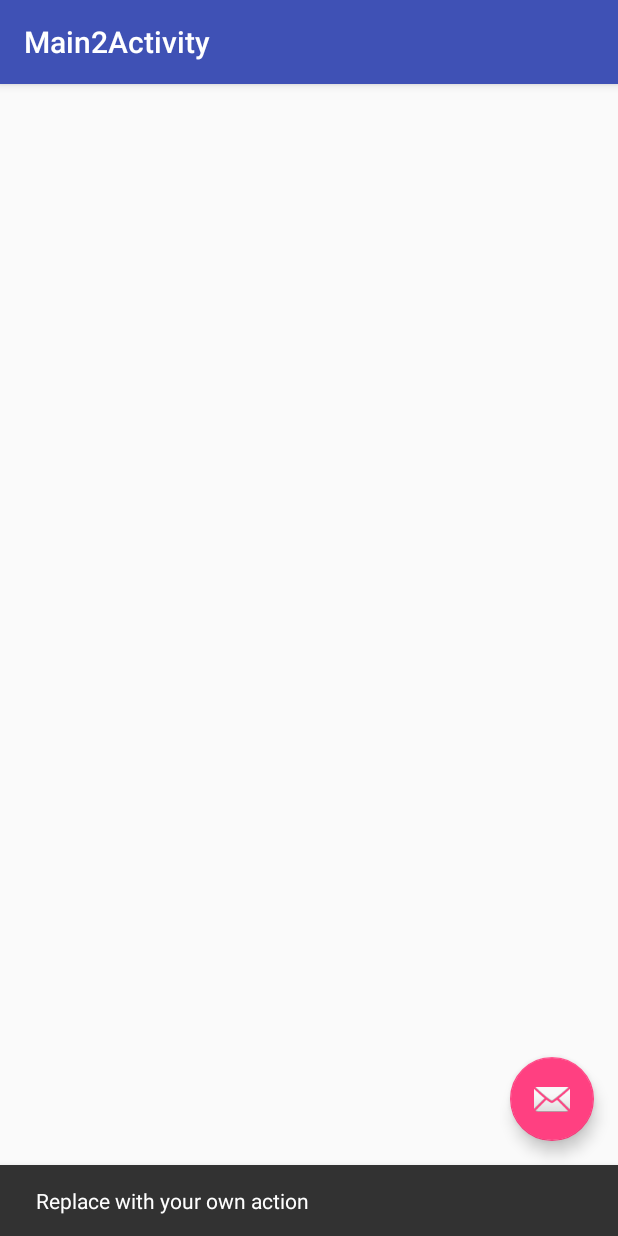
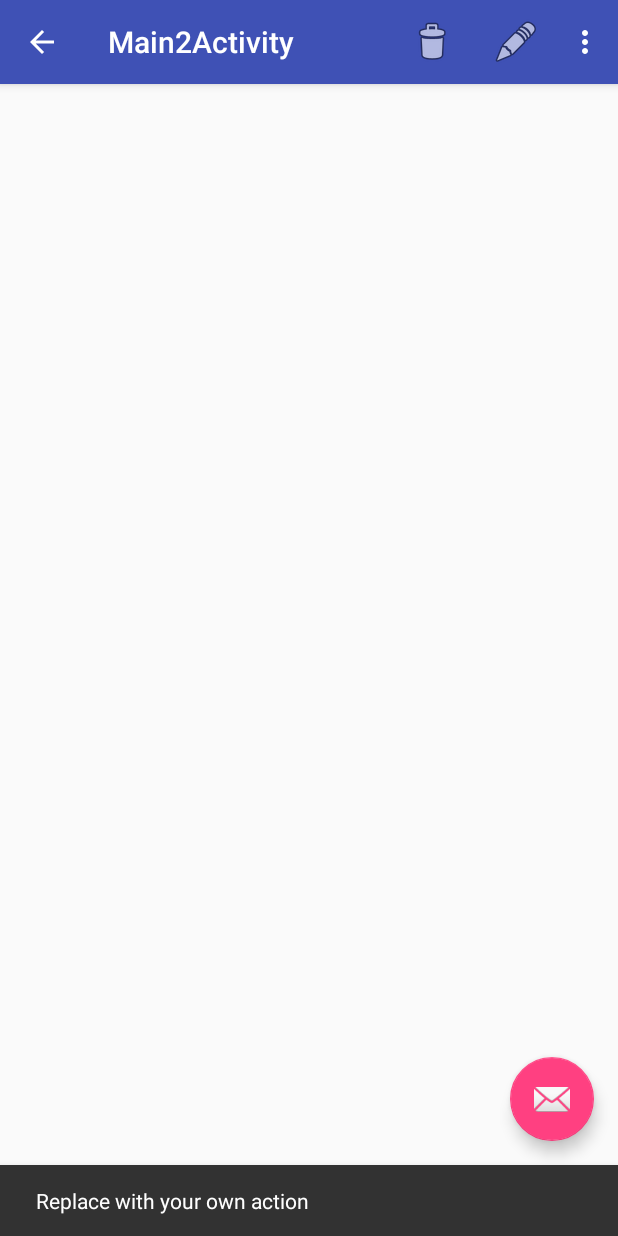
Before and after one commit to manuel60altamirano/proyectoAbecedario, an Android app: the Main2Activity screen opened directly, with no data from a screen before it, after a tap on an icon or button, on a phone screen of 412 x 824 dp. Run offline under Robolectric (Android 15) with nearby library versions, the phone set to English and light mode, and no system bars.

Commit message:
Menu-toolbar

```diff
--- a/app/src/main/java/com/mensajeaveloz/androidgit/Main2Activity.java
+++ b/app/src/main/java/com/mensajeaveloz/androidgit/Main2Activity.java
@@ -5,16 +5,20 @@ import android.support.design.widget.FloatingActionButton;
 import android.support.design.widget.Snackbar;
 import android.support.v7.app.AppCompatActivity;
 import android.support.v7.widget.Toolbar;
+import android.view.MenuItem;
 import android.view.View;
+import android.view.Menu;
+import android.widget.Toast;
 
 public class Main2Activity extends AppCompatActivity {
-
+    private Toolbar toolbar;
     @Override
     protected void onCreate(Bundle savedInstanceState) {
         super.onCreate(savedInstanceState);
         setContentView(R.layout.activity_main2);
-        Toolbar toolbar = findViewById(R.id.toolbar);
+        toolbar = (Toolbar) findViewById(R.id.toolbar);
         setSupportActionBar(toolbar);
+        getSupportActionBar().setDisplayHomeAsUpEnabled(true);
 
         FloatingActionButton fab = findViewById(R.id.fab);
         fab.setOnClickListener(new View.OnClickListener() {
@@ -25,5 +29,28 @@ public class Main2Activity extends AppCompatActivity {
             }
         });
     }
+    public boolean onCreateOptionsMenu(Menu menu){
+        getMenuInflater().inflate(R.menu.menu,menu);
+        return true;
+    }
+    public boolean onOptionsItemSelected(MenuItem menuItem)
+    {
+        switch (menuItem.getItemId())
+        {
+            case R.id.M1:
+                Toast.makeText(this,"Has pulsado el menu HOLA MUNDO",Toast.LENGTH_SHORT).show();
+                break;
+            case R.id.borrar:
+                Toast.makeText(this,"Has pulsado el menu BORRAR",Toast.LENGTH_SHORT).show();
+                break;
+            case R.id.editar:
+                Toast.makeText(this,"Has pulsado el menu EDITAR",Toast.LENGTH_SHORT).show();
+                break;
+            case R.id.home:
+                Toast.makeText(this,"Has pulsado la flecha hacia ATRAS",Toast.LENGTH_SHORT).show();
+                break;
+        }
+        return true;
+    }
 
 }
--- /dev/null
+++ b/app/src/main/res/menu/menu.xml
@@ -0,0 +1,22 @@
+<?xml version="1.0" encoding="utf-8"?>
+<menu xmlns:android="http://schemas.android.com/apk/res/android"
+    xmlns:app="http://schemas.android.com/apk/res-auto">
+    <item
+        android:icon="@android:drawable/ic_menu_delete"
+        android:title="Hola_mundo"
+        android:id="@+id/M1"
+        app:showAsAction="never"
+        />
+    <item
+        android:icon="@android:drawable/ic_menu_delete"
+        android:title="BORRAR"
+        android:id="@+id/borrar"
+        app:showAsAction="always"
+        />
+    <item
+        android:icon="@android:drawable/ic_menu_edit"
+        android:title="EDITAR"
+        android:id="@+id/editar"
+        app:showAsAction="always"
+        />
+</menu>
```
Also changed, not shown: app/src/main/res/layout/activity_main2.xml (line endings or trailing spaces).
